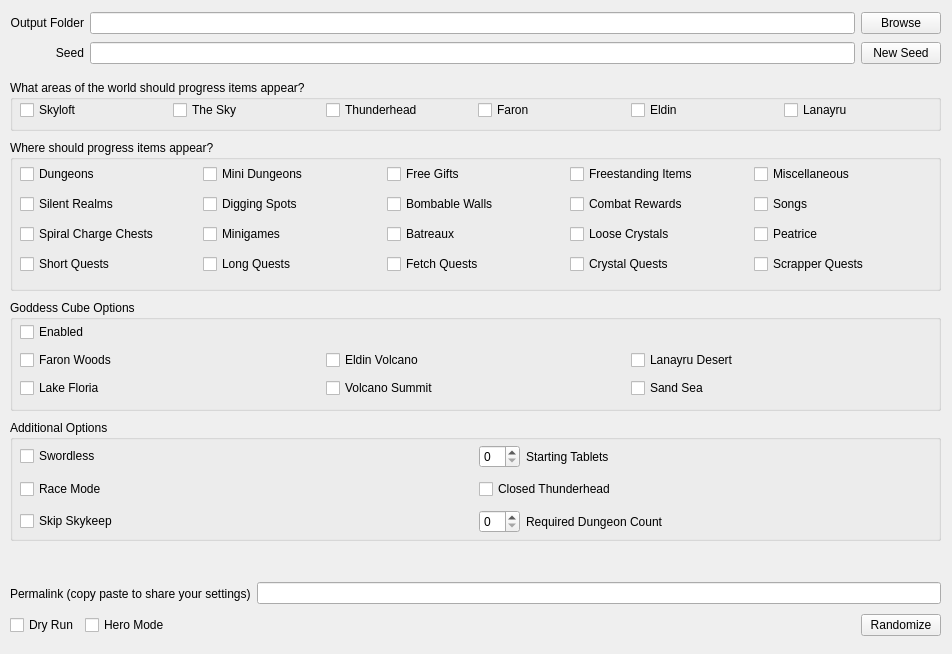
This is gui/randogui.ui in ssrando/ssrando as Qt 5 draws it before an edit. The edited form follows.
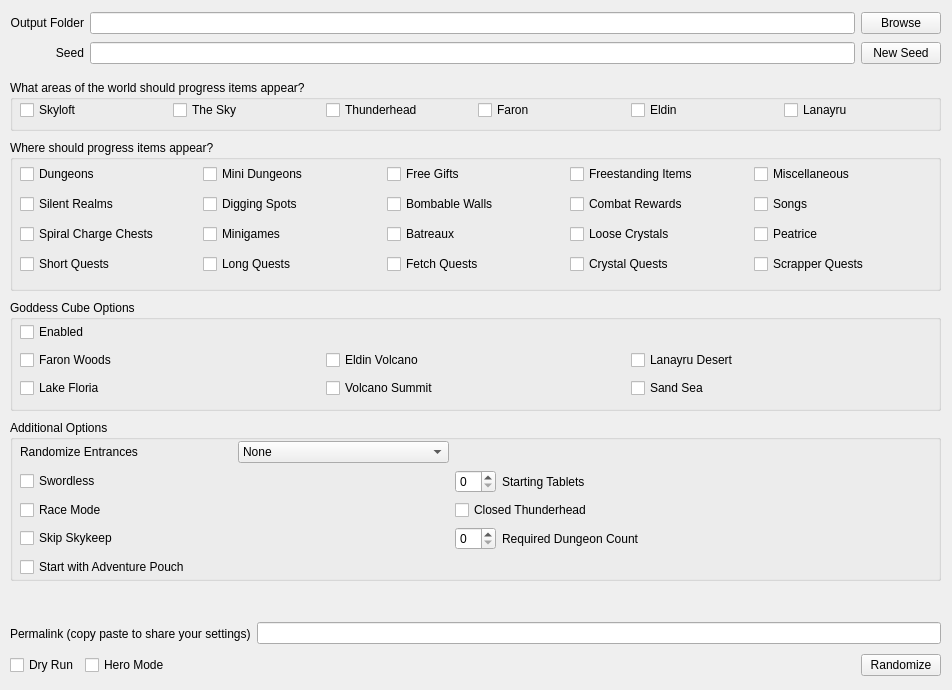
This is the edited form.

Commit message: Added the option to start with the Adventure Pouch

```diff
--- a/gui/randogui.ui
+++ b/gui/randogui.ui
@@ -7,7 +7,7 @@
     <x>0</x>
     <y>0</y>
     <width>952</width>
-    <height>654</height>
+    <height>690</height>
    </rect>
   </property>
   <property name="sizePolicy">
@@ -258,7 +258,7 @@
       <x>10</x>
       <y>420</y>
       <width>931</width>
-      <height>121</height>
+      <height>161</height>
      </rect>
     </property>
     <property name="title">
@@ -270,39 +270,11 @@
        <x>10</x>
        <y>20</y>
        <width>911</width>
-       <height>98</height>
+       <height>141</height>
       </rect>
      </property>
      <layout class="QGridLayout" name="gridLayout_2">
-      <item row="0" column="0">
-       <widget class="QCheckBox" name="option_swordless">
-        <property name="text">
-         <string>Swordless</string>
-        </property>
-       </widget>
-      </item>
-      <item row="1" column="1">
-       <widget class="QCheckBox" name="option_closed_thunderhead">
-        <property name="text">
-         <string>Closed Thunderhead</string>
-        </property>
-       </widget>
-      </item>
-      <item row="2" column="0">
-       <widget class="QCheckBox" name="option_skip_skykeep">
-        <property name="text">
-         <string>Skip Skykeep</string>
-        </property>
-       </widget>
-      </item>
-      <item row="1" column="0">
-       <widget class="QCheckBox" name="option_empty_unrequired_dungeons">
-        <property name="text">
-         <string>Race Mode</string>
-        </property>
-       </widget>
-      </item>
-      <item row="2" column="1">
+      <item row="3" column="4">
        <layout class="QHBoxLayout" name="horizontalLayout_2">
         <property name="spacing">
          <number>6</number>
@@ -310,54 +282,120 @@
         <property name="sizeConstraint">
          <enum>QLayout::SetDefaultConstraint</enum>
         </property>
-        <item>
-         <widget class="QSpinBox" name="option_required_dungeon_count">
-          <property name="enabled">
-           <bool>true</bool>
-          </property>
-          <property name="sizePolicy">
-           <sizepolicy hsizetype="Minimum" vsizetype="Fixed">
-            <horstretch>0</horstretch>
-            <verstretch>0</verstretch>
-           </sizepolicy>
-          </property>
-          <property name="maximumSize">
-           <size>
-            <width>41</width>
-            <height>16777215</height>
-           </size>
-          </property>
-         </widget>
-        </item>
-        <item>
-         <widget class="QLabel" name="label_for_option_required_dungeon_count">
-          <property name="text">
-           <string>Required Dungeon Count</string>
-          </property>
-         </widget>
-        </item>
        </layout>
       </item>
+      <item row="0" column="0">
+       <widget class="QLabel" name="label_for_option_randomize_entrances">
+        <property name="text">
+         <string>Randomize Entrances</string>
+        </property>
+       </widget>
+      </item>
+      <item row="1" column="0" colspan="2">
+       <widget class="QCheckBox" name="option_swordless">
+        <property name="text">
+         <string>Swordless</string>
+        </property>
+       </widget>
+      </item>
+      <item row="2" column="0" colspan="2">
+       <widget class="QCheckBox" name="option_empty_unrequired_dungeons">
+        <property name="text">
+         <string>Race Mode</string>
+        </property>
+       </widget>
+      </item>
+      <item row="1" column="3">
+       <widget class="QLabel" name="label_for_option_starting_tablet_count">
+        <property name="text">
+         <string>Starting Tablets</string>
+        </property>
+       </widget>
+      </item>
+      <item row="3" column="0" colspan="2">
+       <widget class="QCheckBox" name="option_skip_skykeep">
+        <property name="text">
+         <string>Skip Skykeep</string>
+        </property>
+       </widget>
+      </item>
+      <item row="2" column="2" colspan="3">
+       <widget class="QCheckBox" name="option_closed_thunderhead">
+        <property name="text">
+         <string>Closed Thunderhead</string>
+        </property>
+       </widget>
+      </item>
+      <item row="1" column="2">
+       <widget class="QSpinBox" name="option_starting_tablet_count">
+        <property name="maximumSize">
+         <size>
+          <width>41</width>
+          <height>16777215</height>
+         </size>
+        </property>
+       </widget>
+      </item>
+      <item row="3" column="3">
+       <widget class="QLabel" name="label_for_option_required_dungeon_count">
+        <property name="text">
+         <string>Required Dungeon Count</string>
+        </property>
+       </widget>
+      </item>
+      <item row="3" column="2">
+       <widget class="QSpinBox" name="option_required_dungeon_count">
+        <property name="enabled">
+         <bool>true</bool>
+        </property>
+        <property name="sizePolicy">
+         <sizepolicy hsizetype="Minimum" vsizetype="Fixed">
+          <horstretch>0</horstretch>
+          <verstretch>0</verstretch>
+         </sizepolicy>
+        </property>
+        <property name="maximumSize">
+         <size>
+          <width>41</width>
+          <height>16777215</height>
+         </size>
+        </property>
+       </widget>
+      </item>
+      <item row="1" column="4">
+       <layout class="QHBoxLayout" name="horizontalLayout_5"/>
+      </item>
       <item row="0" column="1">
-       <layout class="QHBoxLayout" name="horizontalLayout_5">
+       <widget class="QComboBox" name="option_randomize_entrances">
+        <property name="currentText">
+         <string>None</string>
+        </property>
+        <property name="currentIndex">
+         <number>0</number>
+        </property>
         <item>
-         <widget class="QSpinBox" name="option_starting_tablet_count">
-          <property name="maximumSize">
-           <size>
-            <width>41</width>
-            <height>16777215</height>
-           </size>
-          </property>
-         </widget>
+         <property name="text">
+          <string>None</string>
+         </property>
         </item>
         <item>
-         <widget class="QLabel" name="label_for_option_starting_tablet_count">
-          <property name="text">
-           <string>Starting Tablets</string>
-          </property>
-         </widget>
+         <property name="text">
+          <string>Dungeons</string>
+         </property>
         </item>
-       </layout>
+        <item>
+         <property name="text">
+          <string>Dungeons + Sky Keep</string>
+         </property>
+        </item>
+       </widget>
+      </item>
+      <item row="4" column="0" colspan="2">
+       <widget class="QCheckBox" name="option_start_pouch">
+        <property name="text">
+         <string>Start with Adventure Pouch</string>
+        </property>
+       </widget>
       </item>
      </layout>
     </widget>
@@ -366,7 +404,7 @@
     <property name="geometry">
      <rect>
       <x>10</x>
-      <y>610</y>
+      <y>650</y>
       <width>931</width>
       <height>31</height>
      </rect>
@@ -415,7 +453,7 @@
     <property name="geometry">
      <rect>
       <x>10</x>
-      <y>550</y>
+      <y>590</y>
       <width>931</width>
       <height>20</height>
      </rect>
@@ -428,7 +466,7 @@
     <property name="geometry">
      <rect>
       <x>10</x>
-      <y>580</y>
+      <y>620</y>
       <width>931</width>
       <height>27</height>
      </rect>
```
The commit also changes 4 other files.
